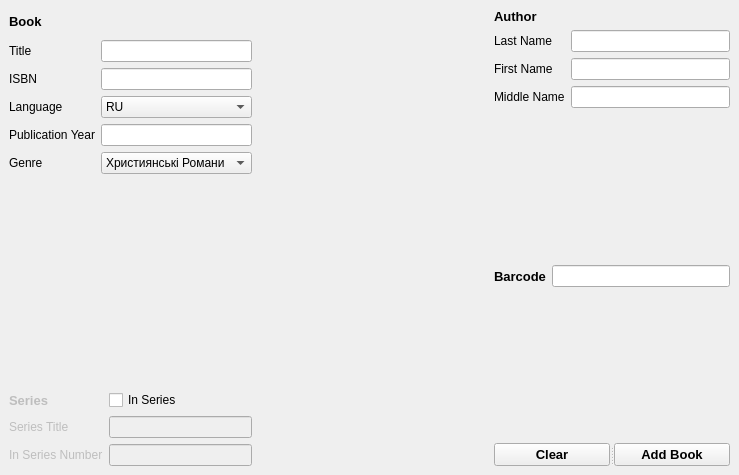
This is src/gui/fubc_lib.ui in ysalo/fubc_library as Qt 5 draws it before an edit. The edited form follows.
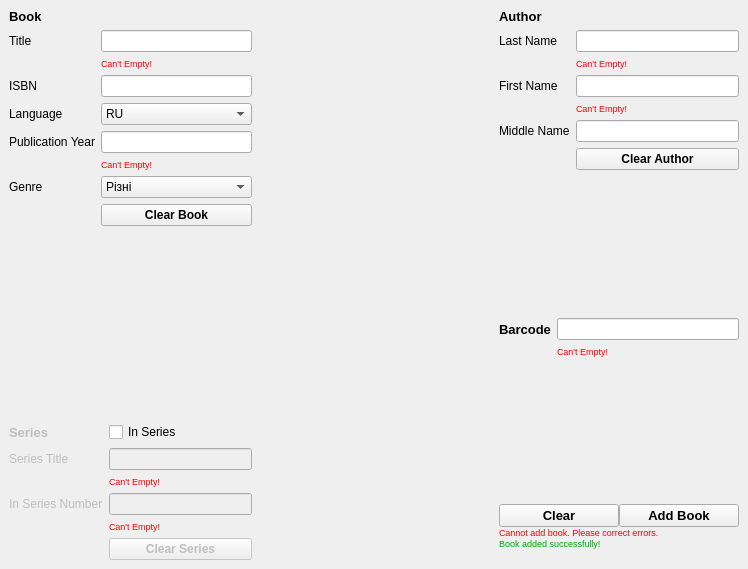
This is the edited form. The open tabs and pages were chosen to show the change.

Commit message: add code to add a book to the database, add error and success labels to addBookPage

What changed in the file:
```diff
--- a/src/gui/fubc_lib.ui
+++ b/src/gui/fubc_lib.ui
@@ -6,8 +6,8 @@
    <rect>
     <x>0</x>
     <y>0</y>
-    <width>739</width>
-    <height>475</height>
+    <width>748</width>
+    <height>569</height>
    </rect>
   </property>
   <property name="windowTitle">
@@ -20,14 +20,14 @@
    <number>0</number>
   </property>
   <widget class="QWidget" name="LoginPage">
-   <widget class="QLabel" name="login_error_label">
+   <widget class="QLabel" name="login_err_msg">
     <property name="enabled">
      <bool>false</bool>
     </property>
     <property name="geometry">
      <rect>
-      <x>210</x>
-      <y>310</y>
+      <x>190</x>
+      <y>350</y>
       <width>384</width>
       <height>21</height>
      </rect>
@@ -41,11 +41,11 @@
      <string>&lt;html&gt;&lt;head/&gt;&lt;body&gt;&lt;p&gt;&lt;span style=&quot; color:#ff0000;&quot;&gt;User Name or Password Incorrect! Please try again.&lt;/span&gt;&lt;/p&gt;&lt;/body&gt;&lt;/html&gt;</string>
     </property>
    </widget>
-   <widget class="QWidget" name="">
+   <widget class="QWidget" name="layoutWidget">
     <property name="geometry">
      <rect>
-      <x>250</x>
-      <y>200</y>
+      <x>240</x>
+      <y>240</y>
       <width>254</width>
       <height>106</height>
      </rect>
@@ -144,51 +144,41 @@
    </widget>
   </widget>
   <widget class="QWidget" name="AddBookPage">
-   <layout class="QGridLayout" name="gridLayout_4">
+   <layout class="QGridLayout" name="gridLayout_3">
     <item row="0" column="0">
      <layout class="QGridLayout" name="bookGridLayout">
-      <item row="0" column="0">
-       <widget class="QLabel" name="book_label">
+      <item row="10" column="1">
+       <widget class="QPushButton" name="clear_book_btn">
         <property name="font">
          <font>
-          <pointsize>10</pointsize>
+          <pointsize>9</pointsize>
           <weight>75</weight>
           <bold>true</bold>
          </font>
         </property>
         <property name="text">
-         <string>Book</string>
+         <string>Clear Book</string>
         </property>
-       </widget>
-      </item>
-      <item row="1" column="0">
-       <widget class="QLabel" name="book_title_label">
-        <property name="text">
-         <string>Title </string>
+        <property name="autoDefault">
+         <bool>true</bool>
         </property>
        </widget>
       </item>
-      <item row="1" column="1">
-       <widget class="QLineEdit" name="book_title_line"/>
-      </item>
-      <item row="2" column="0">
-       <widget class="QLabel" name="isbn_label">
+      <item row="8" column="0">
+       <widget class="QLabel" name="genre_label">
         <property name="text">
-         <string>ISBN</string>
+         <string>Genre</string>
         </property>
        </widget>
       </item>
-      <item row="2" column="1">
-       <widget class="QLineEdit" name="isbn_line"/>
-      </item>
-      <item row="3" column="0">
+      <item row="5" column="0">
        <widget class="QLabel" name="language_label">
         <property name="text">
          <string>Language</string>
         </property>
        </widget>
       </item>
-      <item row="3" column="1">
+      <item row="5" column="1">
        <widget class="QComboBox" name="language_box">
         <property name="enabled">
          <bool>true</bool>
@@ -219,24 +209,17 @@
         </item>
        </widget>
       </item>
-      <item row="4" column="0">
+      <item row="6" column="1">
+       <widget class="QLineEdit" name="pub_year_line"/>
+      </item>
+      <item row="6" column="0">
        <widget class="QLabel" name="pub_year_label">
         <property name="text">
          <string>Publication Year</string>
         </property>
        </widget>
       </item>
-      <item row="4" column="1">
-       <widget class="QLineEdit" name="pub_year_line"/>
-      </item>
-      <item row="5" column="0">
-       <widget class="QLabel" name="genre_label">
-        <property name="text">
-         <string>Genre</string>
-        </property>
-       </widget>
-      </item>
-      <item row="5" column="1">
+      <item row="8" column="1">
        <widget class="QComboBox" name="genre_box">
         <property name="enabled">
          <bool>true</bool>
@@ -250,33 +233,84 @@
         <property name="minimumContentsLength">
          <number>0</number>
         </property>
-        <item>
-         <property name="text">
-          <string>Християнські Романи</string>
-         </property>
-        </item>
         <item>
          <property name="text">
           <string>Різні</string>
          </property>
         </item>
+        <item>
+         <property name="text">
+          <string>Християнські Романи</string>
+         </property>
+        </item>
+       </widget>
+      </item>
+      <item row="1" column="1">
+       <widget class="QLineEdit" name="book_title_line"/>
+      </item>
+      <item row="4" column="0">
+       <widget class="QLabel" name="isbn_label">
+        <property name="text">
+         <string>ISBN</string>
+        </property>
+       </widget>
+      </item>
+      <item row="1" column="0">
+       <widget class="QLabel" name="book_title_label">
+        <property name="text">
+         <string>Title </string>
+        </property>
+       </widget>
+      </item>
+      <item row="0" column="0">
+       <widget class="QLabel" name="book_label">
+        <property name="font">
+         <font>
+          <pointsize>10</pointsize>
+          <weight>75</weight>
+          <bold>true</bold>
+         </font>
+        </property>
+        <property name="text">
+         <string>Book</string>
+        </property>
+       </widget>
+      </item>
+      <item row="4" column="1">
+       <widget class="QLineEdit" name="isbn_line"/>
+      </item>
+      <item row="3" column="1">
+       <widget class="QLabel" name="book_title_err_msg">
+        <property name="enabled">
+         <bool>true</bool>
+        </property>
+        <property name="font">
+         <font>
+          <pointsize>7</pointsize>
+         </font>
+        </property>
+        <property name="text">
+         <string>&lt;html&gt;&lt;head/&gt;&lt;body&gt;&lt;p&gt;&lt;span style=&quot; color:#ff0000;&quot;&gt;Can't Empty!&lt;/span&gt;&lt;/p&gt;&lt;/body&gt;&lt;/html&gt;</string>
+        </property>
+       </widget>
+      </item>
+      <item row="7" column="1">
+       <widget class="QLabel" name="pub_year_err_msg">
+        <property name="enabled">
+         <bool>true</bool>
+        </property>
+        <property name="font">
+         <font>
+          <pointsize>7</pointsize>
+         </font>
+        </property>
+        <property name="text">
+         <string>&lt;html&gt;&lt;head/&gt;&lt;body&gt;&lt;p&gt;&lt;span style=&quot; color:#ff0000;&quot;&gt;Can't Empty!&lt;/span&gt;&lt;/p&gt;&lt;/body&gt;&lt;/html&gt;</string>
+        </property>
        </widget>
       </item>
      </layout>
     </item>
-    <item row="1" column="0">
-     <spacer name="BookSeriesSpacer">
-      <property name="orientation">
-       <enum>Qt::Vertical</enum>
-      </property>
-      <property name="sizeHint" stdset="0">
-       <size>
-        <width>20</width>
-        <height>187</height>
-       </size>
-      </property>
-     </spacer>
-    </item>
     <item row="0" column="1">
      <spacer name="BookAuthorSpacer">
       <property name="orientation">
@@ -291,9 +325,33 @@
      </spacer>
     </item>
     <item row="0" column="2" rowspan="3">
-     <layout class="QVBoxLayout" name="authorBarcodeverticalLayout">
+     <layout class="QVBoxLayout" name="verticalLayout_2">
       <item>
        <layout class="QGridLayout" name="authorGridLayout">
+        <item row="6" column="1">
+         <widget class="QPushButton" name="clear_author_btn">
+          <property name="font">
+           <font>
+            <pointsize>9</pointsize>
+            <weight>75</weight>
+            <bold>true</bold>
+           </font>
+          </property>
+          <property name="text">
+           <string>Clear Author</string>
+          </property>
+          <property name="autoDefault">
+           <bool>true</bool>
+          </property>
+         </widget>
+        </item>
+        <item row="5" column="0">
+         <widget class="QLabel" name="middle_name_label">
+          <property name="text">
+           <string>Middle Name</string>
+          </property>
+         </widget>
+        </item>
         <item row="0" column="0">
          <widget class="QLabel" name="author_label">
           <property name="font">
@@ -308,54 +366,77 @@
           </property>
          </widget>
         </item>
-        <item row="1" column="0">
-         <widget class="QLabel" name="last_label">
-          <property name="text">
-           <string>Last Name</string>
-          </property>
-         </widget>
-        </item>
-        <item row="1" column="1">
-         <widget class="QLineEdit" name="last_name_line"/>
-        </item>
-        <item row="2" column="0">
+        <item row="3" column="0">
          <widget class="QLabel" name="first_name_label">
           <property name="text">
            <string>First Name</string>
           </property>
          </widget>
         </item>
-        <item row="2" column="1">
-         <widget class="QLineEdit" name="first_name_line"/>
-        </item>
-        <item row="3" column="0">
-         <widget class="QLabel" name="middle_name_label">
-          <property name="text">
-           <string>Middle Name</string>
-          </property>
-         </widget>
+        <item row="1" column="1">
+         <widget class="QLineEdit" name="last_name_line"/>
         </item>
         <item row="3" column="1">
+         <widget class="QLineEdit" name="first_name_line"/>
+        </item>
+        <item row="1" column="0">
+         <widget class="QLabel" name="last_label">
+          <property name="text">
+           <string>Last Name</string>
+          </property>
+         </widget>
+        </item>
+        <item row="5" column="1">
          <widget class="QLineEdit" name="middle_name_line"/>
         </item>
+        <item row="2" column="1">
+         <widget class="QLabel" name="last_name_err_msg">
+          <property name="enabled">
+           <bool>true</bool>
+          </property>
+          <property name="font">
+           <font>
+            <pointsize>7</pointsize>
+           </font>
+          </property>
+          <property name="text">
+           <string>&lt;html&gt;&lt;head/&gt;&lt;body&gt;&lt;p&gt;&lt;span style=&quot; color:#ff0000;&quot;&gt;Can't Empty!&lt;/span&gt;&lt;/p&gt;&lt;/body&gt;&lt;/html&gt;</string>
+          </property>
+         </widget>
+        </item>
+        <item row="4" column="1">
+         <widget class="QLabel" name="first_name_err_msg">
+          <property name="enabled">
+           <bool>true</bool>
+          </property>
+          <property name="font">
+           <font>
+            <pointsize>7</pointsize>
+           </font>
+          </property>
+          <property name="text">
+           <string>&lt;html&gt;&lt;head/&gt;&lt;body&gt;&lt;p&gt;&lt;span style=&quot; color:#ff0000;&quot;&gt;Can't Empty!&lt;/span&gt;&lt;/p&gt;&lt;/body&gt;&lt;/html&gt;</string>
+          </property>
+         </widget>
+        </item>
        </layout>
       </item>
       <item>
-       <spacer name="authorBarcodeSpacer">
+       <spacer name="BarcodeBtnSpacer">
         <property name="orientation">
          <enum>Qt::Vertical</enum>
         </property>
         <property name="sizeHint" stdset="0">
          <size>
           <width>20</width>
-          <height>128</height>
+          <height>88</height>
          </size>
         </property>
        </spacer>
       </item>
       <item>
-       <layout class="QHBoxLayout" name="barcodeHorizontalLayout">
-        <item>
+       <layout class="QGridLayout" name="gridLayout_2">
+        <item row="0" column="0">
          <widget class="QLabel" name="barcode_label">
           <property name="font">
            <font>
@@ -369,108 +450,150 @@
           </property>
          </widget>
         </item>
-        <item>
+        <item row="0" column="1">
          <widget class="QLineEdit" name="barcode_line">
           <property name="text">
            <string/>
           </property>
          </widget>
         </item>
+        <item row="1" column="1">
+         <widget class="QLabel" name="barcode_err_msg">
+          <property name="enabled">
+           <bool>true</bool>
+          </property>
+          <property name="font">
+           <font>
+            <pointsize>7</pointsize>
+           </font>
+          </property>
+          <property name="text">
+           <string>&lt;html&gt;&lt;head/&gt;&lt;body&gt;&lt;p&gt;&lt;span style=&quot; color:#ff0000;&quot;&gt;Can't Empty!&lt;/span&gt;&lt;/p&gt;&lt;/body&gt;&lt;/html&gt;</string>
+          </property>
+         </widget>
+        </item>
        </layout>
       </item>
       <item>
-       <spacer name="BarcodeBtnSpacer">
+       <spacer name="BarcodeBtnSpacer_2">
         <property name="orientation">
          <enum>Qt::Vertical</enum>
         </property>
         <property name="sizeHint" stdset="0">
          <size>
           <width>20</width>
-          <height>68</height>
+          <height>88</height>
          </size>
         </property>
        </spacer>
       </item>
       <item>
-       <widget class="QSplitter" name="btnSplitterLayout">
-        <property name="orientation">
-         <enum>Qt::Horizontal</enum>
+       <layout class="QVBoxLayout" name="verticalLayout">
+        <property name="spacing">
+         <number>0</number>
         </property>
-        <widget class="QPushButton" name="add_book_cancel_btn">
-         <property name="font">
-          <font>
-           <pointsize>10</pointsize>
-           <weight>75</weight>
-           <bold>true</bold>
-          </font>
-         </property>
-         <property name="mouseTracking">
-          <bool>true</bool>
-         </property>
-         <property name="text">
-          <string>Clear</string>
-         </property>
-         <property name="autoDefault">
-          <bool>true</bool>
-         </property>
-        </widget>
-        <widget class="QPushButton" name="add_book_btn">
-         <property name="font">
-          <font>
-           <pointsize>10</pointsize>
-           <weight>75</weight>
-           <bold>true</bold>
-          </font>
-         </property>
-         <property name="mouseTracking">
-          <bool>true</bool>
-         </property>
-         <property name="layoutDirection">
-          <enum>Qt::LeftToRight</enum>
-         </property>
-         <property name="autoFillBackground">
-          <bool>true</bool>
-         </property>
-         <property name="text">
-          <string>Add Book</string>
-         </property>
-         <property name="autoDefault">
-          <bool>true</bool>
-         </property>
-        </widget>
-       </widget>
+        <property name="bottomMargin">
+         <number>11</number>
+        </property>
+        <item>
+         <layout class="QHBoxLayout" name="horizontalLayout">
+          <item>
+           <widget class="QPushButton" name="add_book_cancel_btn">
+            <property name="font">
+             <font>
+              <pointsize>10</pointsize>
+              <weight>75</weight>
+              <bold>true</bold>
+             </font>
+            </property>
+            <property name="mouseTracking">
+             <bool>true</bool>
+            </property>
+            <property name="text">
+             <string>Clear</string>
+            </property>
+            <property name="autoDefault">
+             <bool>true</bool>
+            </property>
+           </widget>
+          </item>
+          <item>
+           <widget class="QPushButton" name="add_book_btn">
+            <property name="font">
+             <font>
+              <pointsize>10</pointsize>
+              <weight>75</weight>
+              <bold>true</bold>
+             </font>
+            </property>
+            <property name="mouseTracking">
+             <bool>true</bool>
+            </property>
+            <property name="layoutDirection">
+             <enum>Qt::LeftToRight</enum>
+            </property>
+            <property name="autoFillBackground">
+             <bool>true</bool>
+            </property>
+            <property name="text">
+             <string>Add Book</string>
+            </property>
+            <property name="autoDefault">
+             <bool>true</bool>
+            </property>
+           </widget>
+          </item>
+         </layout>
+        </item>
+        <item>
+         <widget class="QLabel" name="add_book_err_msg">
+          <property name="enabled">
+           <bool>true</bool>
+          </property>
+          <property name="font">
+           <font>
+            <pointsize>7</pointsize>
+           </font>
+          </property>
+          <property name="text">
+           <string>&lt;html&gt;&lt;head/&gt;&lt;body&gt;&lt;p&gt;&lt;span style=&quot; color:#ff0000;&quot;&gt;Cannot add book. Please correct errors.&lt;/span&gt;&lt;/p&gt;&lt;/body&gt;&lt;/html&gt;</string>
+          </property>
+         </widget>
+        </item>
+        <item>
+         <widget class="QLabel" name="add_book_sucs_msg">
+          <property name="enabled">
+           <bool>true</bool>
+          </property>
+          <property name="font">
+           <font>
+            <pointsize>7</pointsize>
+           </font>
+          </property>
+          <property name="text">
+           <string>&lt;html&gt;&lt;head/&gt;&lt;body&gt;&lt;p&gt;&lt;span style=&quot; color:#00aa00;&quot;&gt;Book added successfully!&lt;/span&gt;&lt;/p&gt;&lt;/body&gt;&lt;/html&gt;</string>
+          </property>
+         </widget>
+        </item>
+       </layout>
       </item>
      </layout>
     </item>
+    <item row="1" column="0">
+     <spacer name="BookSeriesSpacer">
+      <property name="orientation">
+       <enum>Qt::Vertical</enum>
+      </property>
+      <property name="sizeHint" stdset="0">
+       <size>
+        <width>20</width>
+        <height>187</height>
+       </size>
+      </property>
+     </spacer>
+    </item>
     <item row="2" column="0">
      <layout class="QGridLayout" name="seriesGridLayout">
-      <item row="0" column="0">
-       <widget class="QLabel" name="series_label">
-        <property name="enabled">
-         <bool>false</bool>
-        </property>
-        <property name="font">
-         <font>
-          <pointsize>10</pointsize>
-          <weight>75</weight>
-          <bold>true</bold>
-         </font>
-        </property>
-        <property name="text">
-         <string>Series</string>
-        </property>
-       </widget>
-      </item>
-      <item row="1" column="0">
-       <widget class="QLabel" name="series_title_label">
-        <property name="enabled">
-         <bool>false</bool>
-        </property>
-        <property name="text">
-         <string>Series Title</string>
-        </property>
-       </widget>
-      </item>
       <item row="1" column="1">
        <widget class="QLineEdit" name="series_title_line">
         <property name="enabled">
@@ -481,7 +604,7 @@
         </property>
        </widget>
       </item>
-      <item row="2" column="0">
+      <item row="3" column="0">
        <widget class="QLabel" name="in_series_label">
         <property name="enabled">
          <bool>false</bool>
@@ -491,13 +614,40 @@
         </property>
        </widget>
       </item>
-      <item row="2" column="1">
+      <item row="0" column="0">
+       <widget class="QLabel" name="series_label">
+        <property name="enabled">
+         <bool>false</bool>
+        </property>
+        <property name="font">
+         <font>
+          <pointsize>10</pointsize>
+          <weight>75</weight>
+          <bold>true</bold>
+         </font>
+        </property>
+        <property name="text">
+         <string>Series</string>
+        </property>
+       </widget>
+      </item>
+      <item row="3" column="1">
        <widget class="QLineEdit" name="in_series_line">
         <property name="enabled">
          <bool>false</bool>
         </property>
        </widget>
       </item>
+      <item row="1" column="0">
+       <widget class="QLabel" name="series_title_label">
+        <property name="enabled">
+         <bool>false</bool>
+        </property>
+        <property name="text">
+         <string>Series Title</string>
+        </property>
+       </widget>
+      </item>
       <item row="0" column="1">
        <widget class="QCheckBox" name="series_check_box">
         <property name="text">
@@ -517,6 +667,56 @@
         </property>
        </widget>
       </item>
+      <item row="5" column="1">
+       <widget class="QPushButton" name="clear_series_btn">
+        <property name="enabled">
+         <bool>false</bool>
+        </property>
+        <property name="font">
+         <font>
+          <pointsize>9</pointsize>
+          <weight>75</weight>
+          <bold>true</bold>
+         </font>
+        </property>
+        <property name="text">
+         <string>Clear Series</string>
+        </property>
+        <property name="autoDefault">
+         <bool>true</bool>
+        </property>
+       </widget>
+      </item>
+      <item row="2" column="1">
+       <widget class="QLabel" name="series_title_err_msg">
+        <property name="enabled">
+         <bool>true</bool>
+        </property>
+        <property name="font">
+         <font>
+          <pointsize>7</pointsize>
+         </font>
+        </property>
+        <property name="text">
+         <string>&lt;html&gt;&lt;head/&gt;&lt;body&gt;&lt;p&gt;&lt;span style=&quot; color:#ff0000;&quot;&gt;Can't Empty!&lt;/span&gt;&lt;/p&gt;&lt;/body&gt;&lt;/html&gt;</string>
+        </property>
+       </widget>
+      </item>
+      <item row="4" column="1">
+       <widget class="QLabel" name="in_series_err_msg">
+        <property name="enabled">
+         <bool>true</bool>
+        </property>
+        <property name="font">
+         <font>
+          <pointsize>7</pointsize>
+         </font>
+        </property>
+        <property name="text">
+         <string>&lt;html&gt;&lt;head/&gt;&lt;body&gt;&lt;p&gt;&lt;span style=&quot; color:#ff0000;&quot;&gt;Can't Empty!&lt;/span&gt;&lt;/p&gt;&lt;/body&gt;&lt;/html&gt;</string>
+        </property>
+       </widget>
+      </item>
      </layout>
     </item>
    </layout>
```
Left out of the diff: 3 changed lines with no effect on the pictures. The commit also changes 2 other files.
